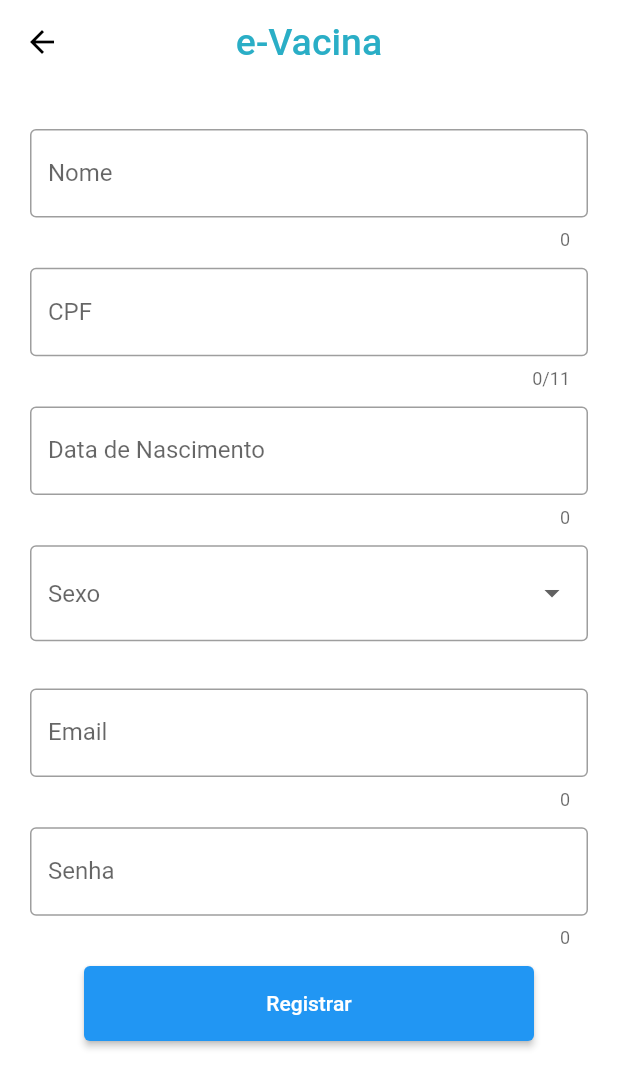
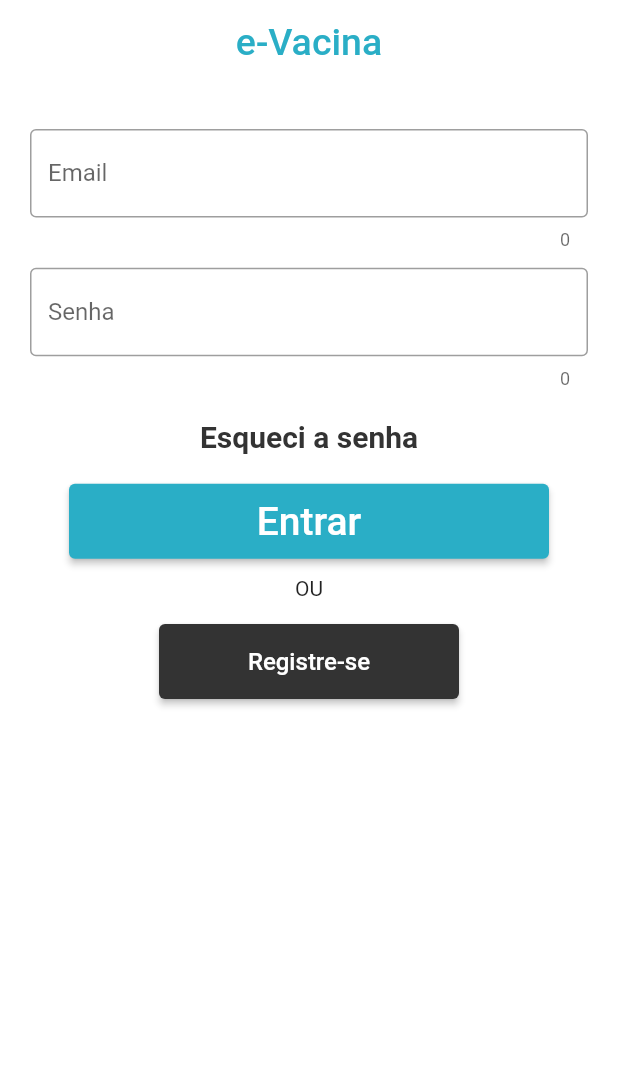
Before and after one commit to fga-eps-mds/2020.2-e-Vacina-Frontend, a Flutter app: the screen it shows after launch, on a phone screen of 412 x 824 dp. Shown: the top 1088 px of the screen. Run offline on Flutter 3.47's test engine with Material 2 defaults, Android fonts, the phone set to English and light mode, and no system bars.

Commit message:
feat(#99): created login screen
also made general changes to enhance other components

Co-authored-by: Ciro <ciro.fga@gmail.com>

```diff
--- a/workspace/e-Vacina/lib/Caixa.dart
+++ /dev/null
@@ -1,32 +0,0 @@
-import 'package:flutter/material.dart';
-
-class MyWidgets {
-  //
-  Widget caixaTexto(String texto,
-      {bool isObscure = false, int maxLength = TextField.noMaxLength}) {
-    return Container(
-      padding: EdgeInsets.only(bottom: 11.5),
-      child: TextField(
-        maxLength: maxLength,
-        obscureText: isObscure,
-        decoration: InputDecoration(
-          border: OutlineInputBorder(),
-          labelText: texto,
-        ),
-      ),
-    );
-  }
-
-  Widget button(String label, double largura, double altura) {
-    return SizedBox(
-      width: largura,
-      height: altura,
-      child: ElevatedButton(
-        onPressed: () {
-          print('Registro');
-        },
-        child: Text(label),
-      ),
-    );
-  }
-}
--- /dev/null
+++ b/workspace/e-Vacina/lib/LoginScreen.dart
@@ -0,0 +1,55 @@
+import 'package:flutter/material.dart';
+import 'MyWidgets.dart';
+import 'RegisterScreen.dart';
+
+class LoginMenu extends StatefulWidget {
+  @override
+  _LoginMenuState createState() => _LoginMenuState();
+}
+
+class _LoginMenuState extends State<LoginMenu> {
+  final Color gangGray = Color.fromRGBO(51, 51, 51, 1.0);
+  @override
+  Widget build(BuildContext context) {
+    return Scaffold(
+      backgroundColor: Colors.white,
+      appBar: AppBar(
+        elevation: 0,
+        backgroundColor: Colors.white,
+        centerTitle: true,
+        title: Text(
+          'e-Vacina',
+          style: TextStyle(
+            color: Theme.of(context).primaryColor,
+            fontSize: 25,
+          ),
+        ),
+      ),
+      body: SingleChildScrollView(
+        padding: EdgeInsets.only(left: 20.0, right: 20.0, top: 30.0),
+        child: Column(
+          mainAxisAlignment: MainAxisAlignment.start,
+          crossAxisAlignment: CrossAxisAlignment.center,
+          children: [
+            MyWidgets().caixaTexto('Email'),
+            MyWidgets().caixaTexto('Senha'),
+            MyWidgets().textButton('Esqueci a senha', 200, 40, 20, gangGray,
+                () {
+              print('Esqueci bro');
+            }),
+            MyWidgets().button(
+                'Entrar', 320.0, 50.0, 26, Theme.of(context).primaryColor, () {
+              print('Entrar');
+            }),
+            Text('OU\n'),
+            MyWidgets().button('Registre-se', 200.0, 50.0, 16, gangGray, () {
+              print('Registrar');
+              Navigator.push(context,
+                  MaterialPageRoute(builder: (context) => RegisterScreen()));
+            }),
+          ],
+        ),
+      ),
+    );
+  }
+}
--- /dev/null
+++ b/workspace/e-Vacina/lib/MyWidgets.dart
@@ -0,0 +1,64 @@
+import 'package:flutter/material.dart';
+
+class MyWidgets {
+  //
+  Widget caixaTexto(String texto,
+      {bool isObscure = false, int maxLength = TextField.noMaxLength}) {
+    return Container(
+      padding: EdgeInsets.only(bottom: 11.5),
+      child: TextField(
+        maxLength: maxLength,
+        obscureText: isObscure,
+        decoration: InputDecoration(
+          border: OutlineInputBorder(),
+          labelText: texto,
+        ),
+      ),
+    );
+  }
+
+  Widget button(String label, double largura, double altura, double fontSize,
+      Color cor, Function onPressedAction) {
+    return Padding(
+      padding: EdgeInsets.only(bottom: 11.5),
+      child: SizedBox(
+        width: largura,
+        height: altura,
+        child: ElevatedButton(
+          style: ElevatedButton.styleFrom(primary: cor),
+          onPressed: () {
+            onPressedAction();
+          },
+          child: Text(
+            label,
+            style: TextStyle(fontSize: fontSize),
+          ),
+        ),
+      ),
+    );
+  }
+
+  Widget textButton(String label, double largura, double altura,
+      double fontSize, Color cor, Function onPressedAction) {
+    return Padding(
+      padding: EdgeInsets.only(bottom: 11.5),
+      child: SizedBox(
+        width: largura,
+        height: altura,
+        child: TextButton(
+          onPressed: () {
+            onPressedAction();
+          },
+          child: Text(
+            label,
+            style: TextStyle(
+              fontSize: fontSize,
+              color: cor,
+              fontWeight: FontWeight.bold,
+            ),
+          ),
+        ),
+      ),
+    );
+  }
+}
--- a/workspace/e-Vacina/lib/RegisterScreen.dart
+++ b/workspace/e-Vacina/lib/RegisterScreen.dart
@@ -1,7 +1,7 @@
 import 'dart:ui';
 import 'package:flutter/material.dart';
 
-import 'Caixa.dart';
+import 'MyWidgets.dart';
 
 class RegisterScreen extends StatefulWidget {
   @override
@@ -21,7 +21,9 @@ class RegisterScreenState extends State<RegisterScreen> {
           title: Text(
             'e-Vacina',
             style: TextStyle(
-                color: Color.fromRGBO(42, 174, 198, 1.0), fontSize: 25),
+              color: Theme.of(context).primaryColor,
+              fontSize: 25,
+            ),
           ),
           leading: Builder(
             builder: (BuildContext context) {
@@ -29,6 +31,7 @@ class RegisterScreenState extends State<RegisterScreen> {
                   icon: const Icon(Icons.arrow_back),
                   onPressed: () {
                     print('voltar');
+                    Navigator.pop(context);
                   });
             },
           )),
@@ -44,7 +47,11 @@ class RegisterScreenState extends State<RegisterScreen> {
             genderPick(),
             MyWidgets().caixaTexto('Email'),
             MyWidgets().caixaTexto('Senha', isObscure: true),
-            MyWidgets().button('Registrar', 300.0, 50.0),
+            MyWidgets().button(
+                'Registrar', 300.0, 50.0, 26, Theme.of(context).primaryColor,
+                () {
+              print('Registro');
+            }),
           ],
         ),
       ),
--- a/workspace/e-Vacina/lib/main.dart
+++ b/workspace/e-Vacina/lib/main.dart
@@ -1,6 +1,5 @@
 import 'package:flutter/material.dart';
-
-import 'RegisterScreen.dart';
+import 'LoginScreen.dart';
 
 void main() {
   runApp(MyApp());
@@ -15,7 +14,7 @@ class MyApp extends StatelessWidget {
       theme: ThemeData(
           primaryColor: Color.fromRGBO(42, 174, 198, 1.0),
           visualDensity: VisualDensity.adaptivePlatformDensity),
-      home: RegisterScreen(),
+      home: LoginMenu(),
     );
   }
 }
```
